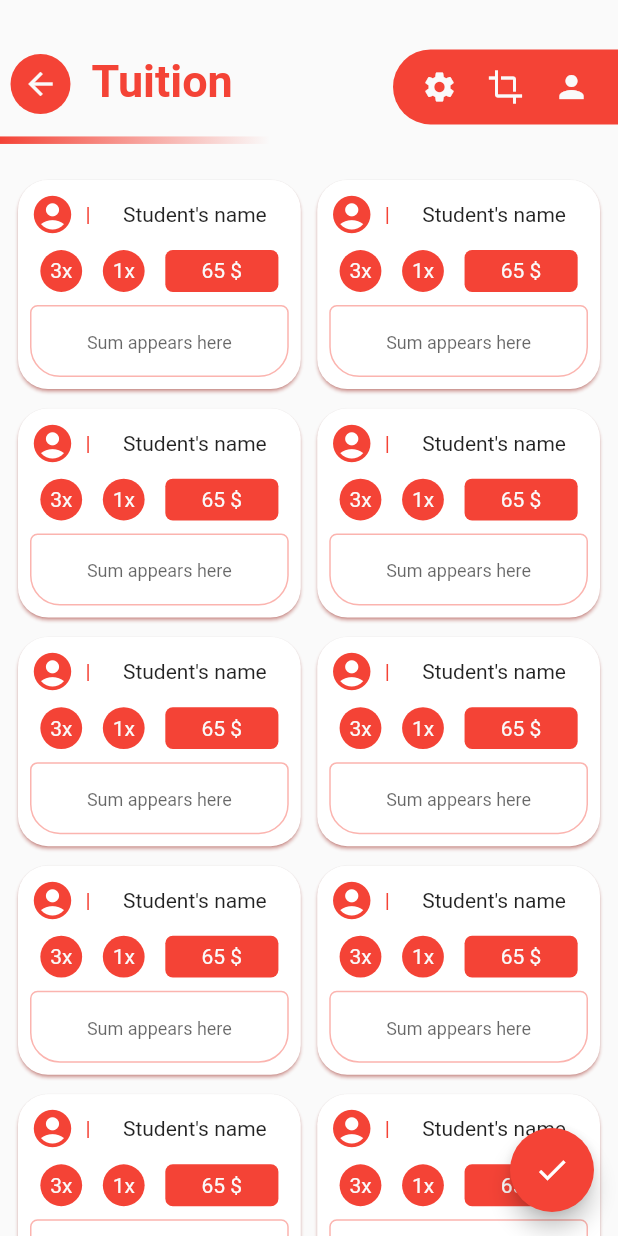
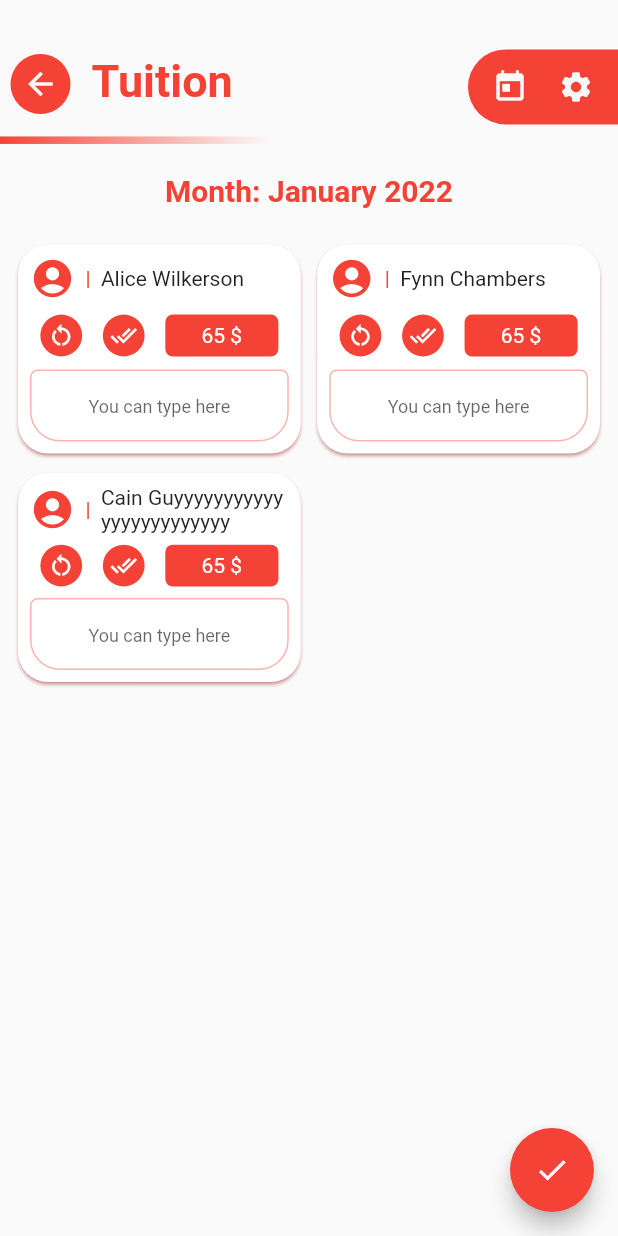
Before and after one commit to E837/hamyar, a Flutter app: the screen it shows after launch, after a tap on "Tuition", on a phone screen of 412 x 824 dp. Run offline on Flutter 3.47's test engine with Material 2 defaults, Android fonts, the phone set to English and light mode, and no system bars; drawn by our look-alikes of auto_size_text.

Commit message:
connection between student's data and tuition screens

```diff
--- a/lib/models/date.dart
+++ b/lib/models/date.dart
@@ -1,6 +1,11 @@
 class Date {
+  static final _today = DateTime.now();
+
   static DateTime now() {
-    final now = DateTime.now();
-    return DateTime(now.year, now.month, now.day);
+    return DateTime(_today.year, _today.month, _today.day);
+  }
+
+  static DateTime currentMonth() {
+    return DateTime(_today.year, _today.month, 1);
   }
 }
--- a/lib/tuition/tuition_card.dart
+++ b/lib/tuition/tuition_card.dart
@@ -1,4 +1,8 @@
+import 'package:auto_size_text/auto_size_text.dart';
 import 'package:flutter/material.dart';
+import 'package:provider/provider.dart';
+
+import 'package:hamyar/models/student.dart';
 
 class TuitionCard extends StatefulWidget {
   const TuitionCard({Key? key}) : super(key: key);
@@ -11,31 +15,28 @@
   final TextEditingController controller = TextEditingController();
 
   Widget showMultiplierButton(
-      BuildContext context, String text, double height, double width,
-      {bool isButton = true}) {
+      BuildContext context, Widget widget, double height, double width,
+      {VoidCallback? function}) {
     return GestureDetector(
       child: Container(
         height: height,
         width: width,
         decoration: BoxDecoration(
-          borderRadius:
-              isButton ? BorderRadius.circular(30) : BorderRadius.circular(5),
+          borderRadius: function != null
+              ? BorderRadius.circular(30)
+              : BorderRadius.circular(5),
           color: Theme.of(context).colorScheme.primary,
         ),
         alignment: Alignment.center,
-        child: Text(
-          text,
-          style: TextStyle(
-            color: Theme.of(context).canvasColor,
-          ),
-        ),
+        child: widget,
       ),
-      onTap: () {},
+      onTap: function,
     );
   }
 
   @override
   Widget build(BuildContext context) {
+    final student = Provider.of<Student>(context, listen: false);
     return Card(
       shape: RoundedRectangleBorder(
         borderRadius: BorderRadius.circular(20),
@@ -60,10 +61,11 @@
                       color: Theme.of(context).colorScheme.primary,
                     ),
                   ),
-                  const Expanded(
-                    child: FittedBox(
-                      fit: BoxFit.scaleDown,
-                      child: Text('Student\'s name'),
+                  Expanded(
+                    child: AutoSizeText(
+                      student.name,
+                      maxLines: 2,
+                      overflow: TextOverflow.ellipsis,
                     ),
                   ),
                 ],
@@ -73,22 +75,36 @@
                 children: [
                   showMultiplierButton(
                     context,
-                    '3x',
+                    Icon(
+                      Icons.restart_alt,
+                      color: Theme.of(context).cardColor,
+                      size: 18,
+                    ),
                     constraints.maxHeight * 0.2,
                     constraints.maxHeight * 0.2,
+                    function: () {},
                   ),
                   showMultiplierButton(
                     context,
-                    '1x',
+                    Icon(
+                      Icons.done_all,
+                      color: Theme.of(context).cardColor,
+                      size: 18,
+                    ),
                     constraints.maxHeight * 0.2,
                     constraints.maxHeight * 0.2,
+                    function: () {},
                   ),
                   showMultiplierButton(
                     context,
-                    '65 \$',
+                    Text(
+                      '65 \$',
+                      style: TextStyle(
+                        color: Theme.of(context).cardColor,
+                      ),
+                    ),
                     constraints.maxHeight * 0.2,
                     constraints.maxWidth * 0.4,
-                    isButton: false,
                   ),
                 ],
               ),
@@ -120,7 +136,7 @@
                     gapPadding: 0,
                   ),
                   contentPadding: const EdgeInsets.symmetric(horizontal: 8),
-                  hintText: 'Sum appears here',
+                  hintText: 'You can type here',
                   hintStyle: const TextStyle(
                     fontSize: 12,
                   ),
--- a/lib/tuition/tuition_grid.dart
+++ b/lib/tuition/tuition_grid.dart
@@ -1,12 +1,15 @@
 import 'package:flutter/material.dart';
+import 'package:provider/provider.dart';
 
 import 'package:hamyar/tuition/tuition_card.dart';
+import 'package:hamyar/models/students.dart';
 
 class TuitionGrid extends StatelessWidget {
   const TuitionGrid({Key? key}) : super(key: key);
 
   @override
   Widget build(BuildContext context) {
+    final students = Provider.of<Students>(context, listen: false).students;
     return GridView.builder(
       gridDelegate: const SliverGridDelegateWithMaxCrossAxisExtent(
         maxCrossAxisExtent: 250,
@@ -14,8 +17,11 @@
         crossAxisSpacing: 3,
         childAspectRatio: 4 / 3,
       ),
-      itemBuilder: (context, index) => const TuitionCard(),
-      itemCount: 21,
+      itemBuilder: (context, index) => ChangeNotifierProvider.value(
+        value: students[index],
+        child: const TuitionCard(),
+      ),
+      itemCount: students.length,
     );
   }
 }
--- a/lib/tuition/tuition_screen.dart
+++ b/lib/tuition/tuition_screen.dart
@@ -1,11 +1,20 @@
 import 'package:flutter/material.dart';
+import 'package:intl/intl.dart';
 
 import 'package:hamyar/overal_widgets/title_bar.dart';
 import 'package:hamyar/tuition/tuition_grid.dart';
+import 'package:hamyar/models/date.dart';
 
-class TuitionScreen extends StatelessWidget {
+class TuitionScreen extends StatefulWidget {
   static const routeName = '/tuition';
   const TuitionScreen({Key? key}) : super(key: key);
+
+  @override
+  State<TuitionScreen> createState() => _TuitionScreenState();
+}
+
+class _TuitionScreenState extends State<TuitionScreen> {
+  DateTime desiredMonth = Date.currentMonth();
 
   @override
   Widget build(BuildContext context) {
@@ -26,10 +35,29 @@
                   title: title,
                   hasBackOption: true,
                   buttons: {
+                    Icons.today: () {
+                      showDatePicker(
+                        context: context,
+                        initialDate: desiredMonth,
+                        firstDate: DateTime(2018),
+                        lastDate: Date.currentMonth(),
+                      ).then((pickedMonth) {
+                        setState(() {
+                          desiredMonth = pickedMonth ?? desiredMonth;
+                        });
+                      });
+                    },
                     Icons.settings: () {},
-                    Icons.crop: () {},
-                    Icons.person: () {},
                   },
+                ),
+                const SizedBox(height: 20),
+                Text(
+                  'Month: ${DateFormat.yMMMM().format(desiredMonth)}',
+                  style: TextStyle(
+                    color: Theme.of(context).colorScheme.primary,
+                    fontWeight: FontWeight.bold,
+                    fontSize: 20,
+                  ),
                 ),
                 const SizedBox(height: 20),
                 const Expanded(
```
